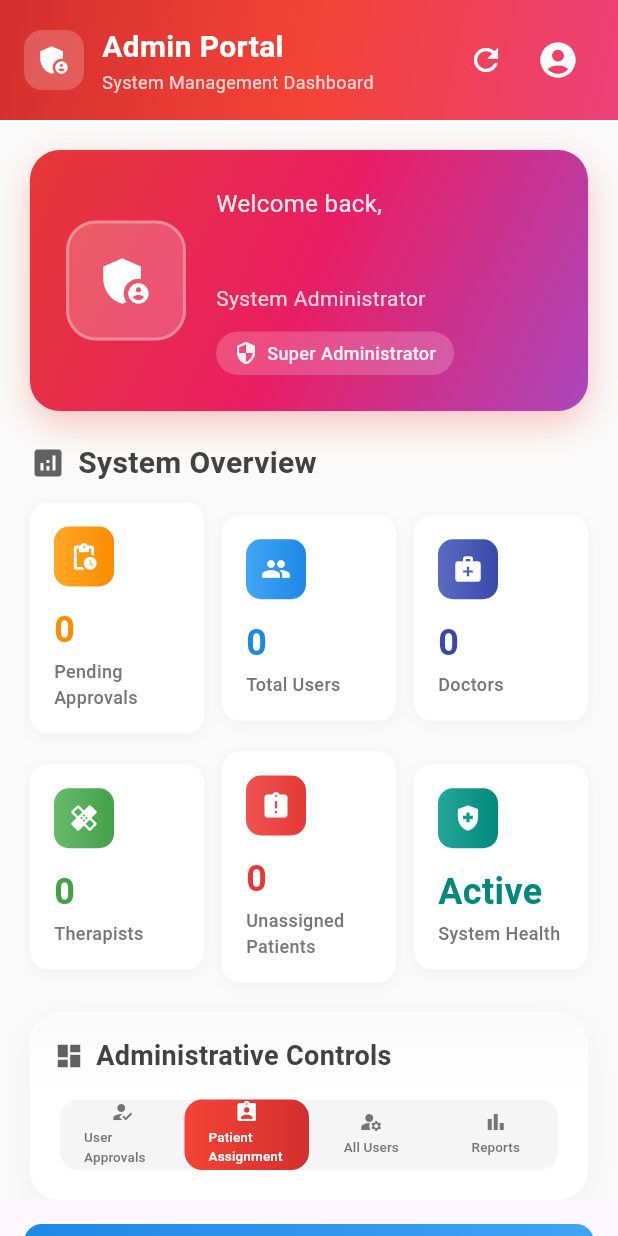
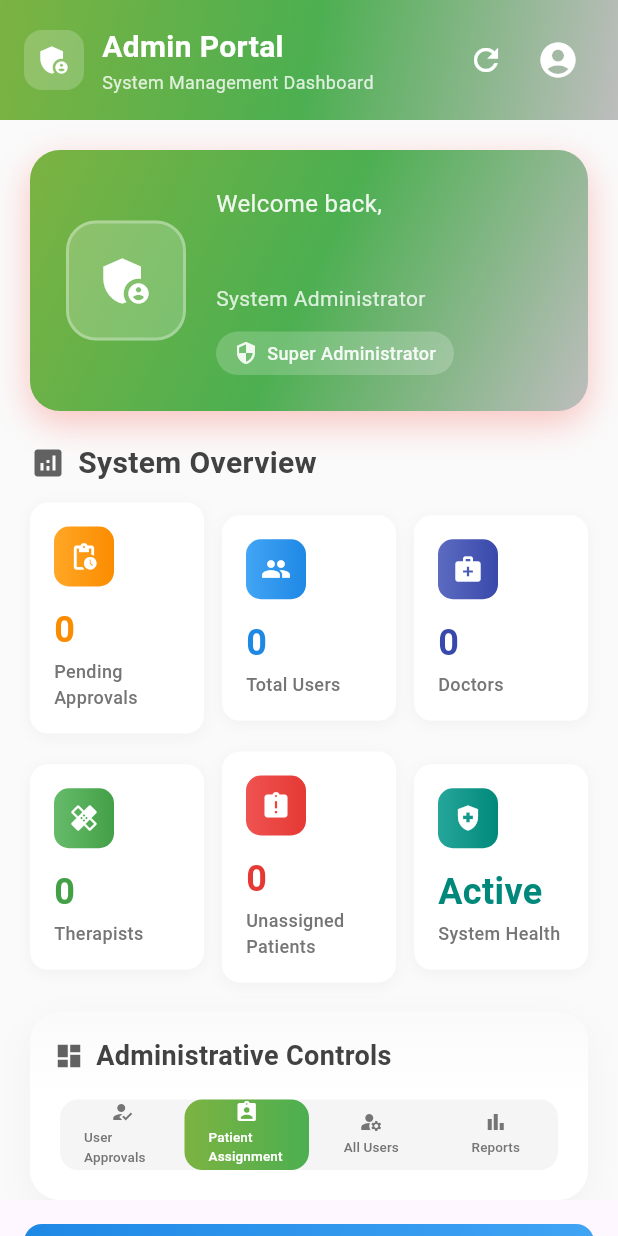
Before and after one commit to Rathin0708/iedeo-doc-admin, a Flutter app: the screen it shows once a user with an empty profile is signed in, tab 2 chosen, on a phone screen of 412 x 824 dp. Run offline on Flutter 3.47's test engine with Material 3 defaults, Android fonts, the phone set to English and light mode, and no system bars; our stand-ins replace cloud_firestore, firebase_auth, firebase_core, firebase_storage, flutter_image_compress, google_sign_in and 1 more; accounts and stored records are empty.

Commit message:
color correction

```diff
--- a/lib/screens/admin_dashboard.dart
+++ b/lib/screens/admin_dashboard.dart
@@ -126,9 +126,9 @@ class _AdminDashboardState extends State<AdminDashboard>
                   decoration: BoxDecoration(
                     gradient: LinearGradient(
                       colors: [
-                        Colors.red[700]!,
-                        Colors.red[500]!,
-                        Colors.pink[400]!,
+                        Colors.lightGreen[600]!,
+                        Colors.green[500]!,
+                        Colors.grey[400]!,
                       ],
                       begin: Alignment.topLeft,
                       end: Alignment.bottomRight,
@@ -309,7 +309,8 @@ class _AdminDashboardState extends State<AdminDashboard>
                           unselectedLabelColor: Colors.grey[600],
                           indicator: BoxDecoration(
                             gradient: LinearGradient(
-                              colors: [Colors.red[500]!, Colors.red[700]!],
+                              colors: [ Colors.lightGreen[600]!,
+                                Colors.green[500]!],
                             ),
                             borderRadius: BorderRadius.circular(12),
                           ),
@@ -404,9 +405,9 @@ class _AdminDashboardState extends State<AdminDashboard>
           decoration: BoxDecoration(
             gradient: LinearGradient(
               colors: [
-                Colors.red[600]!,
-                Colors.pink[500]!,
-                Colors.purple[400]!,
+                Colors.lightGreen[600]!,
+                Colors.green[500]!,
+                Colors.grey[400]!,
               ],
               begin: Alignment.topLeft,
               end: Alignment.bottomRight,
--- a/lib/widgets/patient_assignment_tab.dart
+++ b/lib/widgets/patient_assignment_tab.dart
@@ -484,6 +484,7 @@ class _PatientAssignmentTabState extends State<PatientAssignmentTab>
               Expanded(
                 child: TabBarView(
                   controller: _tabController,
+                  physics: NeverScrollableScrollPhysics(), // prevent swipe
                   children: [
                     _buildPatientsList(
                         context, firebaseService, unassignedPatients, true),
--- a/lib/widgets/side_navbar.dart
+++ b/lib/widgets/side_navbar.dart
@@ -74,12 +74,13 @@ class _NavItem extends StatelessWidget {
         child: Row(
           children: [
             Icon(icon,
-                size: 22, color: selected ? Colors.red[700] : Colors.grey[700]),
+                size: 22, color: selected ?  Colors.lightGreen[600]!:
+              Colors.green[500]!),
             const SizedBox(width: 14),
             Text(
               label,
               style: TextStyle(
-                color: selected ? Colors.red[800] : Colors.grey[800],
+                color: selected ? Colors.lightGreen[800] : Colors.grey[800],
                 fontWeight: selected ? FontWeight.bold : FontWeight.normal,
                 fontSize: 16,
               ),
```
